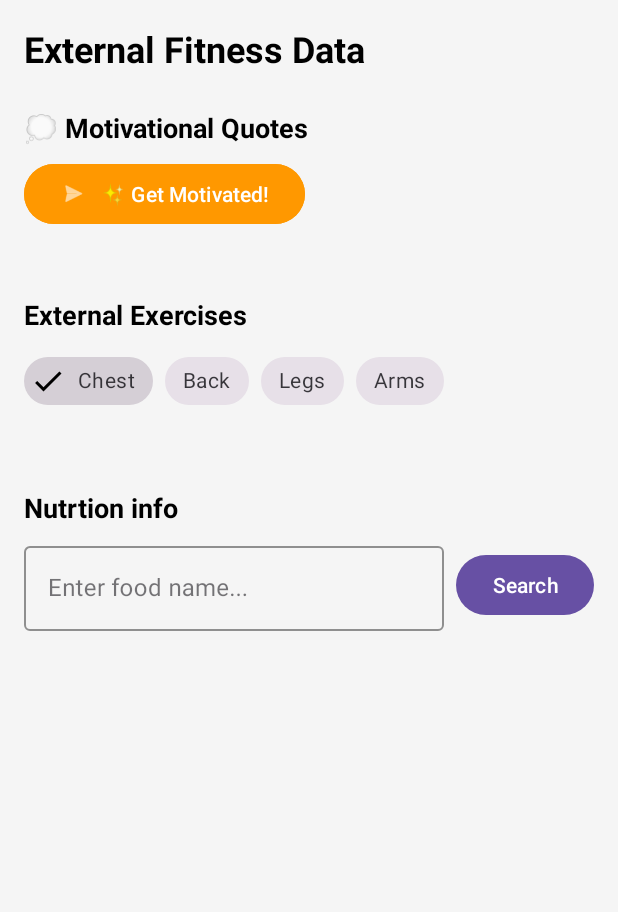
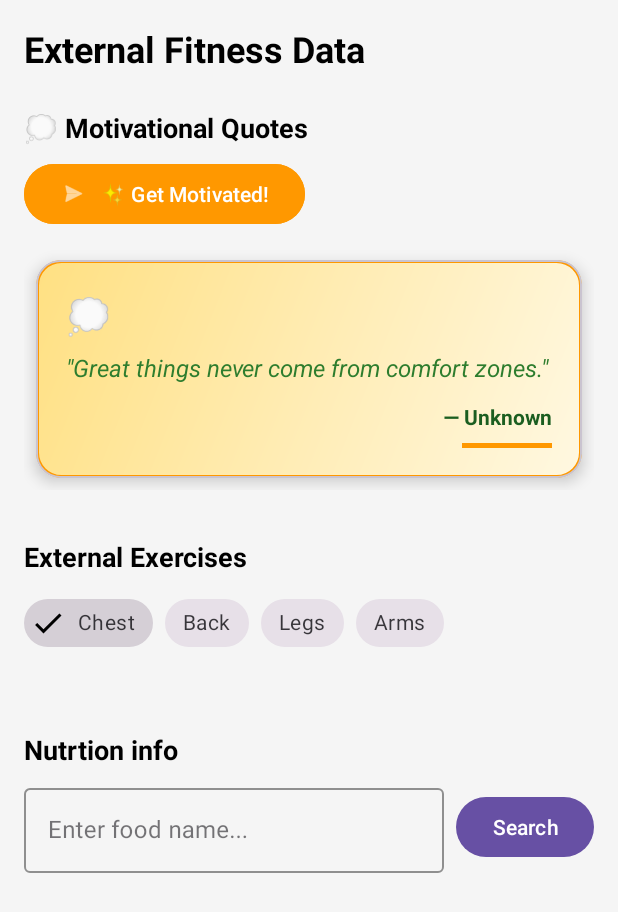
Before and after one commit to andreeavilcu/FitTracker_Android, an Android app: the ApiDataFragment screen opened through its navigation route, after a tap on "✨ Get Motivated!", on a phone screen of 412 x 824 dp. Shown: the top 912 px of the screen. Run offline under Robolectric (Android 15) with nearby library versions, the phone set to English and light mode, and no system bars; our stand-ins replace Room's generated code.

Commit message:
add default quotes

```diff
--- a/app/src/main/java/com/example/fittracker_android/data/api/ApiDataFragment.kt
+++ b/app/src/main/java/com/example/fittracker_android/data/api/ApiDataFragment.kt
@@ -125,7 +125,7 @@ class ApiDataFragment : Fragment() {
 
         // ✨ ADAUGĂ: Quotes button
         buttonLoadQuotes.setOnClickListener {
-            viewModel.loadMotivationalQuotes()
+            viewModel.loadDefaultQuotes()
         }
     }
 
--- a/app/src/main/java/com/example/fittracker_android/data/api/ApiDataViewModel.kt
+++ b/app/src/main/java/com/example/fittracker_android/data/api/ApiDataViewModel.kt
@@ -98,6 +98,32 @@ class ApiDataViewModel(
         }
     }
 
+    fun loadDefaultQuotes() {
+        viewModelScope.launch {
+            _uiState.value = _uiState.value.copy(isLoading = true, error = null)
+
+            android.util.Log.d("ApiDataViewModel", "📚 Loading default quotes only...")
+
+            val result = apiRepository.loadDefaultQuotesOnly()
+
+            _uiState.value = if (result.isSuccess) {
+                val quotes = result.getOrElse { emptyList() }
+                android.util.Log.d("ApiDataViewModel", "✅ Loaded ${quotes.size} default quotes")
+                _motivationalQuotes.value = quotes
+                _uiState.value.copy(isLoading = false)
+            } else {
+                val error = result.exceptionOrNull()?.message ?: "Unknown error"
+                android.util.Log.e("ApiDataViewModel", "❌ Failed to load default quotes: $error")
+                _uiState.value.copy(
+                    isLoading = false,
+                    error = "Failed to load default quotes: $error"
+                )
+            }
+        }
+    }
+
+
+
     /**
      * Încarcă informații nutriționale pentru o mâncare
      */
@@ -134,6 +160,7 @@ class ApiDataViewModel(
     fun clearData() {
         _externalExercises.value = emptyList()
         _nutritionData.value = emptyList()
+        _motivationalQuotes.value = emptyList()
         _uiState.value = ApiUiState()
     }
 
--- a/app/src/main/java/com/example/fittracker_android/data/api/service/QuoteApiService.kt
+++ b/app/src/main/java/com/example/fittracker_android/data/api/service/QuoteApiService.kt
@@ -8,13 +8,7 @@ import retrofit2.http.Query
 
 interface QuoteApiService {
 
-    // ✅ VERSIUNEA CORECTĂ - fără API key manual și fără categorie
+    // QuoteApiService.kt - versiunea corectă
     @GET("quotes")
     suspend fun getMotivationalQuotes(): Response<List<QuoteApiModel>>
-
-    // 🎯 VERSIUNEA CU CATEGORIE OPȚIONALĂ (dacă vrem să testăm categorii)
-    @GET("quotes")
-    suspend fun getQuotesByCategory(
-        @Query("category") category: String
-    ): Response<List<QuoteApiModel>>
 }
--- a/app/src/main/java/com/example/fittracker_android/data/repository/ApiRepository.kt
+++ b/app/src/main/java/com/example/fittracker_android/data/repository/ApiRepository.kt
@@ -14,6 +14,24 @@ class ApiRepository {
     /**
      * Preia exerciții externe pe baza grupului muscular
      */
+    private val defaultQuotes = listOf(
+        QuoteApiModel("The only bad workout is the one that didn't happen.", "Unknown"),
+        QuoteApiModel("Your body can do it. It's your mind you need to convince.", "Unknown"),
+        QuoteApiModel("Strength doesn't come from what you can do. It comes from overcoming the things you once thought you couldn't.", "Rikki Rogers"),
+        QuoteApiModel("The groundwork for all happiness is good health.", "Leigh Hunt"),
+        QuoteApiModel("Take care of your body. It's the only place you have to live.", "Jim Rohn"),
+        QuoteApiModel("Success isn't always about greatness. It's about consistency.", "Dwayne Johnson"),
+        QuoteApiModel("You don't have to be extreme, just consistent.", "Unknown"),
+        QuoteApiModel("Push yourself because no one else is going to do it for you.", "Unknown"),
+        QuoteApiModel("Great things never come from comfort zones.", "Unknown"),
+        QuoteApiModel("Don't limit your challenges, challenge your limits.", "Unknown"),
+        QuoteApiModel("The pain you feel today will be the strength you feel tomorrow.", "Unknown"),
+        QuoteApiModel("Champions keep playing until they get it right.", "Billie Jean King"),
+        QuoteApiModel("Exercise is a celebration of what your body can do. Not a punishment for what you ate.", "Unknown"),
+        QuoteApiModel("A healthy outside starts from the inside.", "Robert Urich"),
+        QuoteApiModel("You are stronger than your excuses.", "Unknown")
+    )
+
 
     suspend fun getExercisesByMuscle(muscle: String): Result<List<ExerciseApiModel>>{
         return withContext (Dispatchers.IO){
@@ -69,26 +87,55 @@ class ApiRepository {
         }
     }
 
-    /**
-     * Preia citate motivaționale
-     */
     suspend fun getMotivationalQuotes(): Result<List<QuoteApiModel>> {
         return withContext(Dispatchers.IO) {
             try {
+                android.util.Log.d("ApiRepository", "🚀 Trying to load quotes from API...")
+
                 val response = ApiManager.quoteApiService.getMotivationalQuotes()
 
                 if (response.isSuccessful) {
-                    Result.success(response.body() ?: emptyList())
-                } else {
-                    // 📊 Logging pentru debugging
-                    android.util.Log.e("ApiRepository", "Quotes API Error: ${response.code()} - ${response.message()}")
-                    Result.failure(Exception("Quotes API Error: ${response.code()} - ${response.message()}"))
+                    val apiQuotes = response.body()
+
+                    // Verifică dacă API-ul a returnat citate valide
+                    if (!apiQuotes.isNullOrEmpty() && apiQuotes.all { !it.text.isNullOrBlank() }) {
+                        android.util.Log.d("ApiRepository", "✅ Successfully loaded ${apiQuotes.size} quotes from API")
+                        return@withContext Result.success(apiQuotes)
+                    }
                 }
+
+                // Fallback la citate implicite
+                android.util.Log.w("ApiRepository", "⚠️ API failed or returned invalid data, using default quotes")
+                getDefaultQuotes()
+
             } catch (e: Exception) {
-                android.util.Log.e("ApiRepository", "Quotes Network Error: ${e.message}")
-                Result.failure(e)
+                android.util.Log.w("ApiRepository", "⚠️ Network error, using default quotes: ${e.message}")
+                getDefaultQuotes()
             }
         }
+    }
+
+    /**
+     * Obține citate implicite aleatorii
+     */
+    private fun getDefaultQuotes(): Result<List<QuoteApiModel>> {
+        return try {
+            val randomQuotes = defaultQuotes.shuffled().take(5) // Ia 5 citate aleatorii
+            android.util.Log.d("ApiRepository", "📚 Using ${randomQuotes.size} default quotes")
+            Result.success(randomQuotes)
+        } catch (e: Exception) {
+            Result.failure(e)
+        }
+    }
+
+    /**
+     * Metodă pentru a forța încărcarea citatelor implicite (pentru testare)
+     */
+    suspend fun loadDefaultQuotesOnly(): Result<List<QuoteApiModel>> {
+        return withContext(Dispatchers.IO) {
+            android.util.Log.d("ApiRepository", "📚 Loading default quotes only...")
+            getDefaultQuotes()
+        }
+    }
 
 }
-}
--- a/app/src/main/res/layout/fragment_exercises.xml
+++ b/app/src/main/res/layout/fragment_exercises.xml
@@ -4,14 +4,14 @@
     xmlns:tools="http://schemas.android.com/tools"
     android:layout_width="match_parent"
     android:layout_height="match_parent"
-    android:background="@color/black"
+    android:background="#F5F5F5"
     tools:context=".ui.exercises.ExercisesFragment">
 
     <com.google.android.material.appbar.MaterialToolbar
         android:id="@+id/toolbar"
         android:layout_width="0dp"
         android:layout_height="?attr/actionBarSize"
-        android:background="#3F51B5"
+        android:background="@color/black"
         app:title="Exercises"
         app:titleTextColor="@color/white"
         app:layout_constraintEnd_toEndOf="parent"
```
